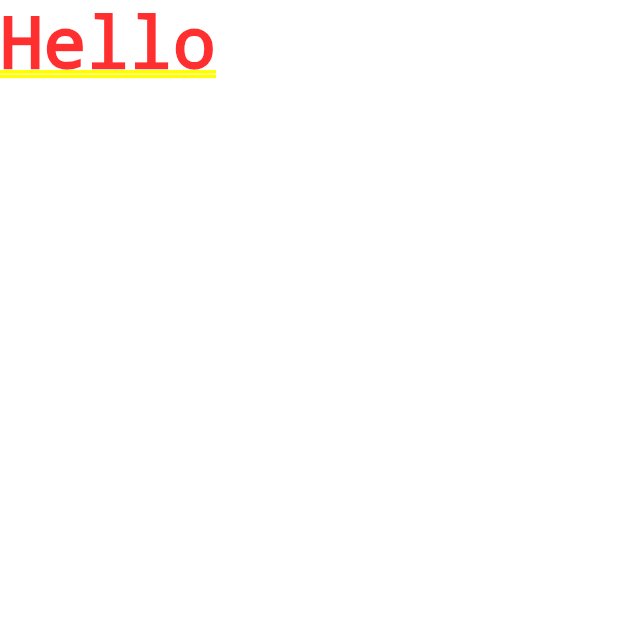
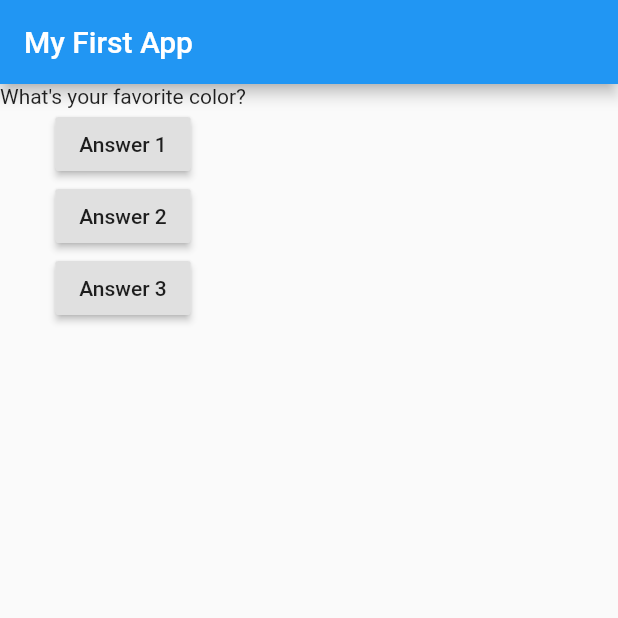
Before and after one commit to randomlylelo/myapp, a Flutter app: the screen it shows after launch, on a phone screen of 412 x 824 dp, the top half of it. Run offline on Flutter 3.47's test engine with Material 2 defaults, Android fonts, the phone set to English and light mode, and no system bars.

```diff
--- a/lib/main.dart
+++ b/lib/main.dart
@@ -1,16 +1,64 @@
 import 'package:flutter/material.dart';
 
-void main()
-{
+/*
+void main(){
   // in material.dart
   runApp(MyApp());
 }
+*/
+//same as
+void main() => runApp(MyApp());
 
-class MyApp extends StatelessWidget
-{
-  //YT 2:29:00
-  Widget build(BuildContext context)
-  {
-    return MaterialApp(home: Text('Hello'),);
+class MyApp extends StatefulWidget {
+
+  @override
+  State<StatefulWidget> createState() {
+    // TODO: implement createState
+    return MyAppState();
   }
 }
+
+class MyAppState extends State<MyApp>{
+  var questionIndex = 0;
+
+  // A function but is called method
+  void answerQuestion() {
+    setState(() {
+      questionIndex++;
+    });
+    print(questionIndex);
+  }
+
+  @override
+  Widget build(BuildContext context) {
+    var questions = [
+      'What\'s your favorite color?',
+      'What\'s your favorite animal?',
+    ];
+    return MaterialApp(
+      home: Scaffold(
+        appBar: AppBar(
+          title: Text('My First App'),
+        ),
+        body: Column(children: <Widget>[
+          Text(questions[questionIndex]),
+          RaisedButton(
+            child: Text('Answer 1'),
+            onPressed: answerQuestion, // Passing the refrence to onPressed bc onPressed wants function not return value of the function.
+          ),
+          RaisedButton(
+            child: Text('Answer 2'),
+            onPressed: () => print('Shorthand for function, this is also called a anonymous function (function with no name)'),
+          ),
+          RaisedButton(
+            child: Text('Answer 3'),
+            onPressed: (){
+              // This is used for multi line functions, another anonymous function bc it doesn't have a name.
+              print('Another shorthand way :)');
+            },
+          ),
+        ]),
+      ),
+    );
+  }
+}
```
